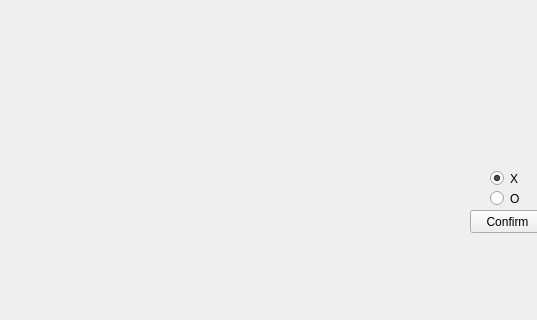
DeTodo-exe/Tarea2CGA, file ejemplogl.ui: the form before one commit; both pictures show x 0 to 537 and y 280 to 600 of the 800 by 600 pixel window.
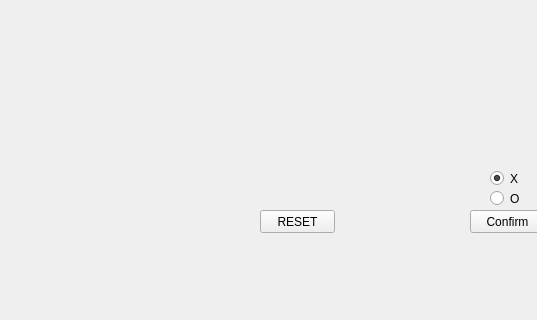
The form after the commit.

Patch:
```diff
--- a/ejemplogl.ui
+++ b/ejemplogl.ui
@@ -93,6 +93,19 @@
      <string>TIME:</string>
     </property>
    </widget>
+   <widget class="QPushButton" name="resetButton">
+    <property name="geometry">
+     <rect>
+      <x>260</x>
+      <y>490</y>
+      <width>75</width>
+      <height>23</height>
+     </rect>
+    </property>
+    <property name="text">
+     <string>RESET</string>
+    </property>
+   </widget>
   </widget>
   <widget class="QMenuBar" name="menubar">
    <property name="geometry">
```
